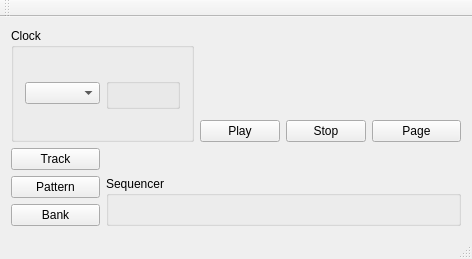
First picture: the form in apps/digitakt/midi_sequencer/midi_sequencer.ui, repository cequenser/sequencer, before the edit.
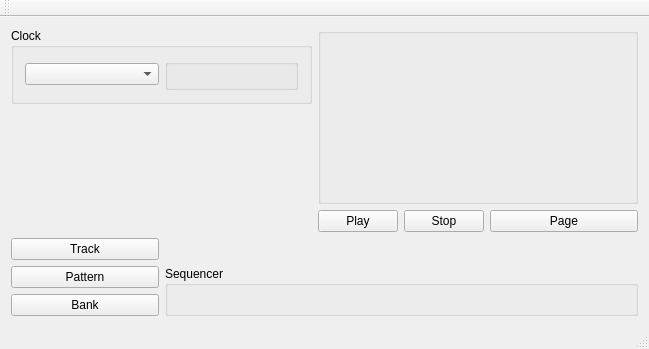
Second picture: the form after the edit. Custom widgets are drawn as their Qt base class.

Commit message: Add poti group

What changed in the file:
```diff
--- a/apps/digitakt/midi_sequencer/midi_sequencer.ui
+++ b/apps/digitakt/midi_sequencer/midi_sequencer.ui
@@ -6,8 +6,8 @@
    <rect>
     <x>0</x>
     <y>0</y>
-    <width>472</width>
-    <height>259</height>
+    <width>649</width>
+    <height>349</height>
    </rect>
   </property>
   <property name="maximumSize">
@@ -27,20 +27,7 @@
   </property>
   <widget class="QWidget" name="central_widget">
    <layout class="QGridLayout" name="gridLayout">
-    <item row="2" column="3">
-     <widget class="QPushButton" name="stop_button">
-      <property name="maximumSize">
-       <size>
-        <width>80</width>
-        <height>16777215</height>
-       </size>
-      </property>
-      <property name="text">
-       <string>Stop</string>
-      </property>
-     </widget>
-    </item>
-    <item row="0" column="0" rowspan="3" colspan="2">
+    <item row="0" column="0" rowspan="5" colspan="2">
      <widget class="QGroupBox" name="midi_clock_group_box">
       <property name="toolTip">
        <string/>
@@ -62,47 +49,17 @@
       </layout>
      </widget>
     </item>
-    <item row="1" column="4">
-     <widget class="QLabel" name="sequencer_page_label">
-      <property name="text">
-       <string/>
+    <item row="7" column="0">
+     <widget class="QPushButton" name="track_button">
+      <property name="toolTip">
+       <string>+Ctrl: Chromatic Mode</string>
       </property>
-     </widget>
-    </item>
-    <item row="0" column="3">
-     <spacer name="verticalSpacer">
-      <property name="orientation">
-       <enum>Qt::Vertical</enum>
-      </property>
-      <property name="sizeHint" stdset="0">
-       <size>
-        <width>20</width>
-        <height>40</height>
-       </size>
-      </property>
-     </spacer>
-    </item>
-    <item row="2" column="2">
-     <widget class="QPushButton" name="play_button">
-      <property name="maximumSize">
-       <size>
-        <width>80</width>
-        <height>16777215</height>
-       </size>
-      </property>
       <property name="text">
-       <string>Play</string>
+       <string>Track</string>
       </property>
      </widget>
     </item>
-    <item row="4" column="1" rowspan="2" colspan="4">
-     <widget class="qt::track_t" name="sequencer_box">
-      <property name="title">
-       <string>Sequencer</string>
-      </property>
-     </widget>
-    </item>
-    <item row="5" column="0">
+    <item row="9" column="0">
      <widget class="QPushButton" name="bank_button">
       <property name="font">
        <font>
@@ -118,7 +75,20 @@
       </property>
      </widget>
     </item>
-    <item row="4" column="0">
+    <item row="6" column="2">
+     <widget class="QPushButton" name="play_button">
+      <property name="maximumSize">
+       <size>
+        <width>80</width>
+        <height>16777215</height>
+       </size>
+      </property>
+      <property name="text">
+       <string>Play</string>
+      </property>
+     </widget>
+    </item>
+    <item row="8" column="0">
      <widget class="QPushButton" name="pattern_button">
       <property name="toolTip">
        <string>+Ctrl: Metronome</string>
@@ -128,20 +98,57 @@
       </property>
      </widget>
     </item>
-    <item row="2" column="4">
+    <item row="8" column="1" rowspan="2" colspan="4">
+     <widget class="qt::track_t" name="sequencer_box">
+      <property name="title">
+       <string>Sequencer</string>
+      </property>
+     </widget>
+    </item>
+    <item row="1" column="4">
+     <widget class="QLabel" name="sequencer_page_label">
+      <property name="text">
+       <string/>
+      </property>
+     </widget>
+    </item>
+    <item row="5" column="0">
+     <spacer name="verticalSpacer_2">
+      <property name="orientation">
+       <enum>Qt::Vertical</enum>
+      </property>
+      <property name="sizeHint" stdset="0">
+       <size>
+        <width>20</width>
+        <height>40</height>
+       </size>
+      </property>
+     </spacer>
+    </item>
+    <item row="6" column="3">
+     <widget class="QPushButton" name="stop_button">
+      <property name="maximumSize">
+       <size>
+        <width>80</width>
+        <height>16777215</height>
+       </size>
+      </property>
+      <property name="text">
+       <string>Stop</string>
+      </property>
+     </widget>
+    </item>
+    <item row="6" column="4">
      <widget class="QPushButton" name="page_button">
       <property name="text">
        <string>Page</string>
       </property>
      </widget>
     </item>
-    <item row="3" column="0">
-     <widget class="QPushButton" name="track_button">
-      <property name="toolTip">
-       <string>+Ctrl: Chromatic Mode</string>
-      </property>
-      <property name="text">
-       <string>Track</string>
+    <item row="0" column="2" rowspan="6" colspan="3">
+     <widget class="qt::poti_group_t" name="control_group_box">
+      <property name="title">
+       <string/>
       </property>
      </widget>
     </item>
@@ -190,6 +197,12 @@
    <header>track.hpp</header>
    <container>1</container>
   </customwidget>
+  <customwidget>
+   <class>qt::poti_group_t</class>
+   <extends>QGroupBox</extends>
+   <header>poti_group.hpp</header>
+   <container>1</container>
+  </customwidget>
  </customwidgets>
  <resources/>
  <connections>
```
Left out of the diff: 2 changed lines with no effect on the pictures. The commit also changes 6 other files.
